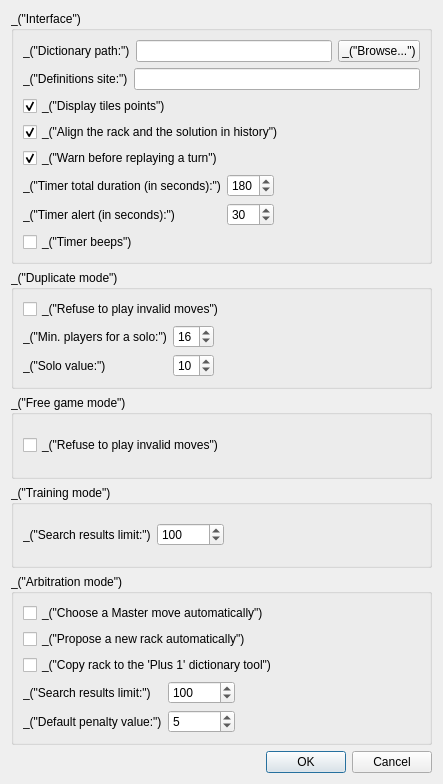
Old version of the form qt/ui/prefs_dialog.ui in the repository cjlano/eliot.
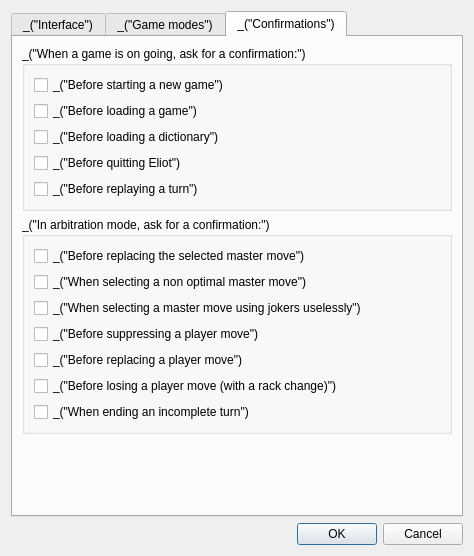
New version of the form. The open tabs and pages were chosen to show the change.

Commit message: New options to desactivate the confirmation dialogs, and rework of the preferences window.

Diff of the .ui file:
```diff
--- a/qt/ui/prefs_dialog.ui
+++ b/qt/ui/prefs_dialog.ui
@@ -6,8 +6,8 @@
    <rect>
     <x>0</x>
     <y>0</y>
-    <width>443</width>
-    <height>784</height>
+    <width>474</width>
+    <height>556</height>
    </rect>
   </property>
   <property name="windowTitle">
@@ -15,98 +15,21 @@
   </property>
   <layout class="QVBoxLayout">
    <item>
-    <widget class="QGroupBox" name="groupBoxInterface">
-     <property name="title">
+    <widget class="QTabWidget" name="tabWidget">
+     <property name="currentIndex">
+      <number>0</number>
+     </property>
+     <widget class="QWidget" name="tabWidgetPage1">
+      <attribute name="title">
       <string>_(&quot;Interface&quot;)</string>
-     </property>
+      </attribute>
      <layout class="QVBoxLayout" name="verticalLayout_2">
       <item>
-       <layout class="QHBoxLayout">
-        <item>
-         <widget class="QLabel" name="label_4">
-          <property name="text">
-           <string>_(&quot;Dictionary path:&quot;)</string>
-          </property>
-         </widget>
-        </item>
-        <item>
-         <widget class="QLineEdit" name="lineEditIntfDicPath">
-          <property name="minimumSize">
-           <size>
-            <width>140</width>
-            <height>0</height>
-           </size>
-          </property>
-          <property name="toolTip">
-           <string>_(&quot;Enter the dictionary path (mandatory to start a game)&quot;)</string>
-          </property>
-         </widget>
-        </item>
-        <item>
-         <widget class="QPushButton" name="pushButtonIntfDicBrowse">
-          <property name="toolTip">
-           <string>_(&quot;Open a browser window to choose the dictionary&quot;)</string>
-          </property>
-          <property name="text">
-           <string>_(&quot;Browse...&quot;)</string>
-          </property>
-         </widget>
-        </item>
-       </layout>
-      </item>
-      <item>
-       <layout class="QHBoxLayout" name="horizontalLayout_2">
-        <item>
-         <widget class="QLabel" name="label_5">
-          <property name="text">
-           <string>_(&quot;Definitions site:&quot;)</string>
-          </property>
-         </widget>
-        </item>
-        <item>
-         <widget class="QLineEdit" name="lineEditDefSite"/>
-        </item>
-       </layout>
-      </item>
-      <item>
-       <widget class="QCheckBox" name="checkBoxIntfShowPoints">
-        <property name="toolTip">
-         <string>_(&quot;Show/hide the tiles points on the board.&quot;)</string>
-        </property>
-        <property name="text">
-         <string>_(&quot;Display tiles points&quot;)</string>
-        </property>
-        <property name="checked">
-         <bool>true</bool>
-        </property>
-       </widget>
-      </item>
-      <item>
-       <widget class="QCheckBox" name="checkBoxIntfAlignHistory">
-        <property name="toolTip">
-         <string>_(&quot;If checked, the game and player histories will display the rack and the corresponding solution on the same line&quot;)</string>
-        </property>
-        <property name="text">
-         <string>_(&quot;Align the rack and the solution in history&quot;)</string>
-        </property>
-        <property name="checked">
-         <bool>true</bool>
-        </property>
-       </widget>
-      </item>
-      <item>
-       <widget class="QCheckBox" name="checkBoxIntfWarnReplayTurn">
-        <property name="toolTip">
-         <string>_(&quot;If checked, a confirmation will be requested before replaying the game from a given turn. If unchecked, the action is performed without confirmation.&quot;)</string>
-        </property>
-        <property name="text">
-         <string>_(&quot;Warn before replaying a turn&quot;)</string>
-        </property>
-        <property name="checked">
-         <bool>true</bool>
-        </property>
-       </widget>
-      </item>
+        <widget class="QGroupBox" name="groupBox_4">
+         <property name="title">
+          <string>_(&quot;Timer&quot;)</string>
+         </property>
+         <layout class="QVBoxLayout" name="verticalLayout">
       <item>
        <layout class="QGridLayout" name="gridLayout_2">
         <item row="1" column="0">
@@ -172,6 +95,109 @@
     </widget>
    </item>
    <item>
+        <widget class="QGroupBox" name="groupBox_5">
+         <property name="title">
+          <string>_(&quot;Miscellaneous&quot;)</string>
+         </property>
+         <layout class="QVBoxLayout" name="verticalLayout_9">
+          <item>
+           <layout class="QHBoxLayout" name="horizontalLayout_2">
+            <item>
+             <widget class="QLabel" name="label_5">
+              <property name="text">
+               <string>_(&quot;Definitions site:&quot;)</string>
+              </property>
+             </widget>
+            </item>
+            <item>
+             <widget class="QLineEdit" name="lineEditDefSite"/>
+            </item>
+           </layout>
+          </item>
+          <item>
+           <layout class="QHBoxLayout" name="_2">
+            <item>
+             <widget class="QLabel" name="label_4">
+              <property name="text">
+               <string>_(&quot;Dictionary path:&quot;)</string>
+              </property>
+             </widget>
+            </item>
+            <item>
+             <widget class="QLineEdit" name="lineEditIntfDicPath">
+              <property name="minimumSize">
+               <size>
+                <width>140</width>
+                <height>0</height>
+               </size>
+              </property>
+              <property name="toolTip">
+               <string>_(&quot;Enter the dictionary path (mandatory to start a game)&quot;)</string>
+              </property>
+             </widget>
+            </item>
+            <item>
+             <widget class="QPushButton" name="pushButtonIntfDicBrowse">
+              <property name="toolTip">
+               <string>_(&quot;Open a browser window to choose the dictionary&quot;)</string>
+              </property>
+              <property name="text">
+               <string>_(&quot;Browse...&quot;)</string>
+              </property>
+             </widget>
+            </item>
+           </layout>
+          </item>
+          <item>
+           <widget class="QCheckBox" name="checkBoxIntfShowPoints">
+            <property name="toolTip">
+             <string>_(&quot;Show/hide the tiles points on the board.&quot;)</string>
+            </property>
+            <property name="text">
+             <string>_(&quot;Display tiles points&quot;)</string>
+            </property>
+            <property name="checked">
+             <bool>true</bool>
+            </property>
+           </widget>
+          </item>
+          <item>
+           <widget class="QCheckBox" name="checkBoxIntfAlignHistory">
+            <property name="toolTip">
+             <string>_(&quot;If checked, the game and player histories will display the rack and the corresponding solution on the same line&quot;)</string>
+            </property>
+            <property name="text">
+             <string>_(&quot;Align the rack and the solution in history&quot;)</string>
+            </property>
+            <property name="checked">
+             <bool>true</bool>
+            </property>
+           </widget>
+          </item>
+         </layout>
+        </widget>
+       </item>
+       <item>
+        <spacer name="verticalSpacer">
+         <property name="orientation">
+          <enum>Qt::Vertical</enum>
+         </property>
+         <property name="sizeHint" stdset="0">
+          <size>
+           <width>20</width>
+           <height>40</height>
+          </size>
+         </property>
+        </spacer>
+       </item>
+      </layout>
+     </widget>
+     <widget class="QWidget" name="tabWidgetPage2">
+      <attribute name="title">
+       <string>_(&quot;Game modes&quot;)</string>
+      </attribute>
+      <layout class="QVBoxLayout" name="verticalLayout_5">
+       <item>
     <widget class="QGroupBox" name="groupBoxDuplicate">
      <property name="title">
       <string>_(&quot;Duplicate mode&quot;)</string>
@@ -248,7 +274,7 @@
      <property name="title">
       <string>_(&quot;Free game mode&quot;)</string>
      </property>
-     <layout class="QVBoxLayout">
+         <layout class="QVBoxLayout" name="_3">
       <item>
        <widget class="QCheckBox" name="checkBoxFreeRefuseInvalid">
         <property name="toolTip">
@@ -267,7 +293,7 @@
      <property name="title">
       <string>_(&quot;Training mode&quot;)</string>
      </property>
-     <layout class="QVBoxLayout" name="verticalLayout">
+         <layout class="QVBoxLayout" name="verticalLayout_3">
       <item>
        <layout class="QHBoxLayout" name="horizontalLayout">
         <item>
@@ -310,7 +336,7 @@
      <property name="title">
       <string>_(&quot;Arbitration mode&quot;)</string>
      </property>
-     <layout class="QVBoxLayout" name="verticalLayout_3">
+         <layout class="QVBoxLayout" name="verticalLayout_4">
       <item>
        <widget class="QCheckBox" name="checkBoxArbitAutoMaster">
         <property name="text">
@@ -393,6 +419,145 @@
     </widget>
    </item>
    <item>
+        <spacer name="verticalSpacer_2">
+         <property name="orientation">
+          <enum>Qt::Vertical</enum>
+         </property>
+         <property name="sizeHint" stdset="0">
+          <size>
+           <width>20</width>
+           <height>40</height>
+          </size>
+         </property>
+        </spacer>
+       </item>
+      </layout>
+     </widget>
+     <widget class="QWidget" name="tab">
+      <attribute name="title">
+       <string>_(&quot;Confirmations&quot;)</string>
+      </attribute>
+      <layout class="QVBoxLayout" name="verticalLayout_6">
+       <item>
+        <widget class="QGroupBox" name="groupBox_2">
+         <property name="title">
+          <string>_(&quot;When a game is on going, ask for a confirmation:&quot;)</string>
+         </property>
+         <layout class="QVBoxLayout" name="verticalLayout_7">
+          <item>
+           <widget class="QCheckBox" name="checkBoxConfoStartGame">
+            <property name="text">
+             <string>_(&quot;Before starting a new game&quot;)</string>
+            </property>
+           </widget>
+          </item>
+          <item>
+           <widget class="QCheckBox" name="checkBoxConfoLoadGame">
+            <property name="text">
+             <string>_(&quot;Before loading a game&quot;)</string>
+            </property>
+           </widget>
+          </item>
+          <item>
+           <widget class="QCheckBox" name="checkBoxConfoLoadDic">
+            <property name="text">
+             <string>_(&quot;Before loading a dictionary&quot;)</string>
+            </property>
+           </widget>
+          </item>
+          <item>
+           <widget class="QCheckBox" name="checkBoxConfoQuitGame">
+            <property name="text">
+             <string>_(&quot;Before quitting Eliot&quot;)</string>
+            </property>
+           </widget>
+          </item>
+          <item>
+           <widget class="QCheckBox" name="checkBoxConfoReplayTurn">
+            <property name="text">
+             <string>_(&quot;Before replaying a turn&quot;)</string>
+            </property>
+           </widget>
+          </item>
+         </layout>
+        </widget>
+       </item>
+       <item>
+        <widget class="QGroupBox" name="groupBox_3">
+         <property name="title">
+          <string>_(&quot;In arbitration mode, ask for a confirmation:&quot;)</string>
+         </property>
+         <layout class="QVBoxLayout" name="verticalLayout_8">
+          <item>
+           <widget class="QCheckBox" name="checkBoxConfoArbitReplaceMaster">
+            <property name="text">
+             <string>_(&quot;Before replacing the selected master move&quot;)</string>
+            </property>
+           </widget>
+          </item>
+          <item>
+           <widget class="QCheckBox" name="checkBoxConfoArbitLowMaster">
+            <property name="text">
+             <string>_(&quot;When selecting a non optimal master move&quot;)</string>
+            </property>
+           </widget>
+          </item>
+          <item>
+           <widget class="QCheckBox" name="checkBoxConfoArbitMasterJokers">
+            <property name="text">
+             <string>_(&quot;When selecting a master move using jokers uselessly&quot;)</string>
+            </property>
+           </widget>
+          </item>
+          <item>
+           <widget class="QCheckBox" name="checkBoxConfoArbitSupprMove">
+            <property name="text">
+             <string>_(&quot;Before suppressing a player move&quot;)</string>
+            </property>
+           </widget>
+          </item>
+          <item>
+           <widget class="QCheckBox" name="checkBoxConfoArbitReplaceMove">
+            <property name="text">
+             <string>_(&quot;Before replacing a player move&quot;)</string>
+            </property>
+           </widget>
+          </item>
+          <item>
+           <widget class="QCheckBox" name="checkBoxConfoArbitRack">
+            <property name="text">
+             <string>_(&quot;Before losing a player move (with a rack change)&quot;)</string>
+            </property>
+           </widget>
+          </item>
+          <item>
+           <widget class="QCheckBox" name="checkBoxConfoArbitEndTurn">
+            <property name="text">
+             <string>_(&quot;When ending an incomplete turn&quot;)</string>
+            </property>
+           </widget>
+          </item>
+         </layout>
+        </widget>
+       </item>
+       <item>
+        <spacer name="verticalSpacer_3">
+         <property name="orientation">
+          <enum>Qt::Vertical</enum>
+         </property>
+         <property name="sizeHint" stdset="0">
+          <size>
+           <width>20</width>
+           <height>40</height>
+          </size>
+         </property>
+        </spacer>
+       </item>
+      </layout>
+     </widget>
+    </widget>
+   </item>
+   <item>
     <widget class="QDialogButtonBox" name="buttonBox">
      <property name="orientation">
       <enum>Qt::Horizontal</enum>
```
Left out of the diff: 32 changed lines with no effect on the pictures. Lines whose indentation alone changed are shown as unchanged. The commit also changes 7 other files.
